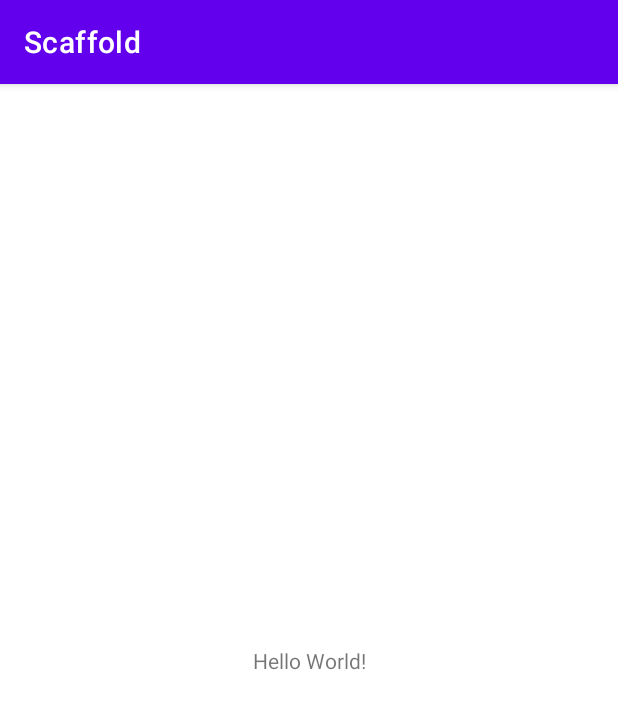
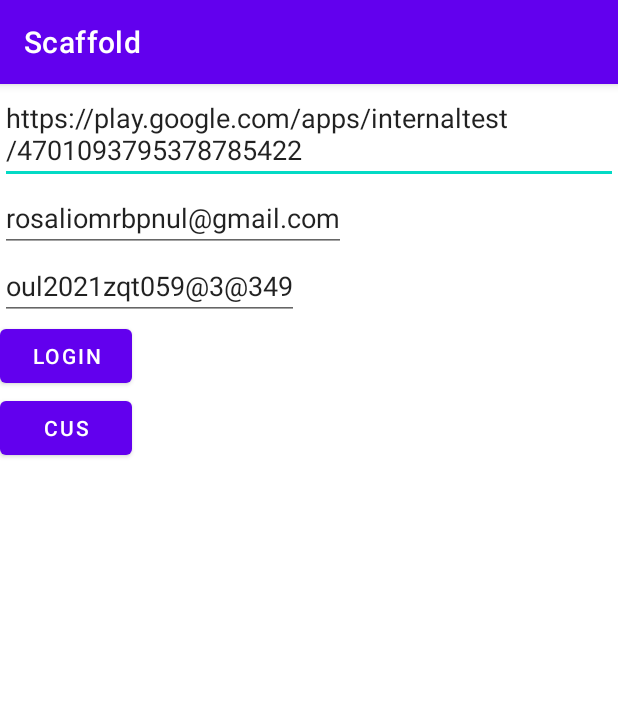
Before and after one commit to 530l/Scaffold, an Android app: the screen it shows after launch (WelcomeActivity), on a phone screen of 412 x 824 dp. Shown: the top 709 px of the screen. Run offline under Robolectric (Android 15) with nearby library versions, the phone set to English and light mode, and no system bars; libraries missing offline, so code that uses them is left out: com.jeremyliao.liveeventbus; 3 statements that could not run were skipped.

Commit message:
接入Firebase

```diff
--- a/app/src/main/java/com/lyf/scaffold/WelcomeActivity.kt
+++ b/app/src/main/java/com/lyf/scaffold/WelcomeActivity.kt
@@ -4,17 +4,56 @@ import androidx.appcompat.app.AppCompatActivity
 import android.os.Bundle
 import android.os.Looper
 import android.util.Log
+import android.view.ViewGroup
+import android.widget.Button
+import com.google.firebase.crashlytics.ktx.crashlytics
+import com.google.firebase.ktx.Firebase
 import com.jeremyliao.liveeventbus.LiveEventBus
+import com.lyf.scaffold.utils.Track
 
 class WelcomeActivity : AppCompatActivity() {
+
+//    lateinit var crashButton:Button
+
     override fun onCreate(savedInstanceState: Bundle?) {
         super.onCreate(savedInstanceState)
         setContentView(R.layout.activity_welcome)
-        LiveEventBus.get<String>("1111").observe(this){
+        LiveEventBus.get<String>("1111").observe(this) {
             Log.i("1111", (Looper.myLooper() == Looper.getMainLooper()).toString())
         }
-        Thread{
+        Thread {
             LiveEventBus.get<String>("1111").post("@@@@@@@@@@@")
         }.start()
+        val a = mutableListOf("1")
+        Firebase.crashlytics.setUserId("user123456789")
+        Track.initTrack()//收集
+        Track.setTrackListener(object : Track.TrackListener {
+            override fun track(event: String, bundle: Bundle?) {
+                //这个是调用// 最终会调用 logEvent，上报 Firebase 和 自己的监听事件
+                //上传firebase&回到，可以上报自己的服务器
+            }
+        })
+
+
+        val loginButton = findViewById<Button>(R.id.loginButton)
+        loginButton.text = "login"
+        loginButton.setOnClickListener {
+            Track.logEvent(Track.Event.LOGIN_CLICK)//登录事件采集
+            Track.setUserProperty("name", "Dany") // 登录成功
+            Track.setUserId("uid123456")
+        }
+
+
+
+        //
+        val cusButton = findViewById<Button>(R.id.cusButton)
+        cusButton.text = "cus"
+        cusButton.setOnClickListener {
+            Track.logEvent(Track.Event.Game_CLICK, Bundle().apply {
+                putString("game_info", "Google版本|G4pro|王者荣耀|1|3|sdasffasdf|gsgsdf|用户:3453453534")
+            })//点击游戏
+
+        }
+
     }
 }
--- /dev/null
+++ b/app/src/main/java/com/lyf/scaffold/utils/Track.kt
@@ -0,0 +1,107 @@
+package com.lyf.scaffold.utils
+
+import android.os.Build
+import android.os.Bundle
+import android.util.Log
+import com.google.firebase.analytics.FirebaseAnalytics
+import com.google.firebase.analytics.ktx.analytics
+import com.google.firebase.ktx.Firebase
+import com.lyf.scaffold.BuildConfig
+import java.util.*
+
+object Track {
+    // 创建 FirebaseAnalytics 对象
+    private val firebaseAnalytics: FirebaseAnalytics by lazy { Firebase.analytics }
+
+    // 做一个监听，可以在上报事件到 firebase 时，也上报到自己服务器
+    private var trackListener: TrackListener? = null
+    fun setTrackListener(trackListener: TrackListener) {
+        Track.trackListener = trackListener
+    }
+
+    // 初始化 firebase 信息，只设置了默认参数，默认参数值为设备信息
+    fun initTrack(user_id: String = "") {
+        val channel = BuildConfig.BUILD_TYPE
+        val country = "zh"
+        val language = "ch"
+        val deviceId = "111"
+        val timeZone = if (Build.VERSION.SDK_INT >= Build.VERSION_CODES.N) {
+            TimeZone.getDefault().id + ""
+        } else ""
+        val network = "wifi"
+        val deviceInfo = "$channel,$country,$language,$deviceId,$timeZone,$network"
+        setDefaultEventParameters(Bundle().apply {
+            putString(DefaultParam.DEVICE_INFO, deviceInfo)
+            if (user_id.isNotEmpty()) {
+                putString(Param.USER_ID, user_id)
+            }
+        })
+    }
+
+    fun logEvent(event: String) {
+        logEvent(event, null)
+    }
+
+    // 最终会调用 logEvent，上报 Firebase 和 自己的监听事件
+     fun logEvent(event: String, bundle: Bundle? = null) {
+        if (BuildConfig.DEBUG)
+            Log.d("TrackFA", "event = $event, bundle = $bundle")
+        trackListener?.track(event, bundle)
+        firebaseAnalytics.logEvent(event, bundle)
+    }
+
+    // 设置用户 id
+    fun setUserId(userId: String) {
+        firebaseAnalytics.setUserId(userId)
+    }
+
+    // 设置用户属性
+    fun setUserProperty(name: String?, value: String?) {
+        name ?: return
+        if (name.isEmpty()) return
+        firebaseAnalytics.setUserProperty(name, value)
+    }
+
+    // 设置事件的默认参数
+    fun setDefaultEventParameters(bundle: Bundle) {
+        firebaseAnalytics.setDefaultEventParameters(bundle)
+    }
+
+    // 所有业务事件定义
+    object Event {
+        const val LOGIN_CLICK = "login_click" // 登陆页点击登录
+        const val Game_CLICK = "Game_CLICK" // 点击游戏
+
+    }
+
+    // 所有开发事件定义 由开发者定义，但是要考虑 500 种事件限制！！！
+    object DevEvent {
+        const val DEV_HTTP_RESP = "dev_http_resp" //http请求结果 异常
+    }
+
+    // 所有时间参数的 名称
+    object Param {
+        const val USER_ID = "user_id"
+        const val PHONE = "phone"
+    }
+
+    // 所有默认参数的 名称
+    object DefaultParam {
+        const val DEVICE_INFO = "device_info"
+        // Channel,Country,Language,DeviceId,OSVersion,OSModel,TimeZone,Network,CarrierName
+
+    }
+
+    // 所有需要记录用户属性名称
+    object UserProperty {
+        const val USER_ID = "user_id"
+        const val AGE = "age"
+        const val BIRTHDAY = "birthday"
+        const val COUNTRY_NAME = "country_name"
+        const val GENDER = "gender"
+    }
+
+    interface TrackListener {
+        fun track(event: String, bundle: Bundle?)
+    }
+}
--- a/app/src/main/res/layout/activity_welcome.xml
+++ b/app/src/main/res/layout/activity_welcome.xml
@@ -1,18 +1,49 @@
 <?xml version="1.0" encoding="utf-8"?>
-<androidx.constraintlayout.widget.ConstraintLayout xmlns:android="http://schemas.android.com/apk/res/android"
+<LinearLayout xmlns:android="http://schemas.android.com/apk/res/android"
     xmlns:app="http://schemas.android.com/apk/res-auto"
     xmlns:tools="http://schemas.android.com/tools"
     android:layout_width="match_parent"
     android:layout_height="match_parent"
+    android:orientation="vertical"
     tools:context=".WelcomeActivity">
 
-    <TextView
+    <EditText
         android:layout_width="wrap_content"
         android:layout_height="wrap_content"
-        android:text="Hello World!"
+        android:text="https://play.google.com/apps/internaltest/4701093795378785422"
         app:layout_constraintBottom_toBottomOf="parent"
         app:layout_constraintEnd_toEndOf="parent"
         app:layout_constraintStart_toStartOf="parent"
         app:layout_constraintTop_toTopOf="parent" />
 
-</androidx.constraintlayout.widget.ConstraintLayout>
+    <EditText
+
+        android:layout_width="wrap_content"
+        android:layout_height="wrap_content"
+        android:text="rosaliomrbpnul@gmail.com"
+        app:layout_constraintBottom_toBottomOf="parent"
+        app:layout_constraintEnd_toEndOf="parent"
+        app:layout_constraintStart_toStartOf="parent"
+        app:layout_constraintTop_toTopOf="parent" />
+
+
+    <EditText
+
+        android:layout_width="wrap_content"
+        android:layout_height="wrap_content"
+        android:text="oul2021zqt059@3@349"
+        app:layout_constraintBottom_toBottomOf="parent"
+        app:layout_constraintEnd_toEndOf="parent"
+        app:layout_constraintStart_toStartOf="parent"
+        app:layout_constraintTop_toTopOf="parent" />
+
+    <Button
+        android:id="@+id/loginButton"
+        android:layout_width="wrap_content"
+        android:layout_height="wrap_content"/>
+
+    <Button
+        android:id="@+id/cusButton"
+        android:layout_width="wrap_content"
+        android:layout_height="wrap_content"/>
+</LinearLayout>
```
Also changed, not shown: app/build.gradle (+26 -2 lines), build.gradle (+24 -5 lines), settings.gradle (+16 -16 lines), 2 other files.
